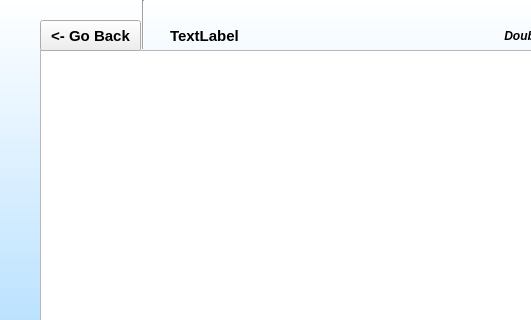
adiii-ui/MySQL-Frontend, file update_TB.ui: the form before one commit; both pictures show x 0 to 531 and y 0 to 320 of the 800 by 600 pixel window.
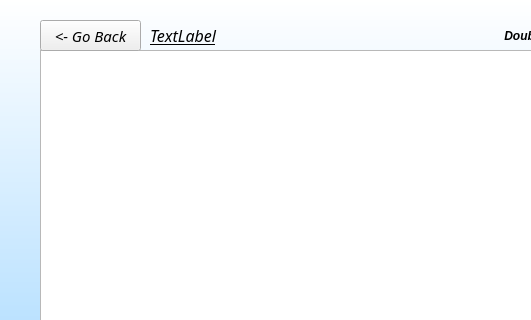
The form after the commit. Icons and pictures are not drawn.

The edit to the form file:
```diff
--- a/update_TB.ui
+++ b/update_TB.ui
@@ -733,7 +733,7 @@
      <widget class="QLabel" name="selectedTB">
       <property name="geometry">
        <rect>
-        <x>170</x>
+        <x>150</x>
         <y>20</y>
         <width>241</width>
         <height>31</height>
@@ -741,28 +741,22 @@
       </property>
       <property name="font">
        <font>
-        <pointsize>11</pointsize>
-        <weight>75</weight>
-        <bold>true</bold>
+        <family>Segoe UI Semibold</family>
+        <pointsize>12</pointsize>
+        <weight>8</weight>
+        <italic>true</italic>
+        <bold>false</bold>
+        <underline>true</underline>
        </font>
       </property>
+      <property name="styleSheet">
+       <string notr="true">font: 63 italic 12pt &quot;Segoe UI Semibold&quot;;
+text-decoration: underline;</string>
+      </property>
       <property name="text">
        <string>TextLabel</string>
       </property>
      </widget>
-     <widget class="Line" name="line">
-      <property name="geometry">
-       <rect>
-        <x>133</x>
-        <y>0</y>
-        <width>20</width>
-        <height>49</height>
-       </rect>
-      </property>
-      <property name="orientation">
-       <enum>Qt::Vertical</enum>
-      </property>
-     </widget>
      <widget class="QPushButton" name="go_back">
       <property name="geometry">
        <rect>
@@ -774,9 +768,11 @@
       </property>
       <property name="font">
        <font>
+        <family>Segoe UI Semibold</family>
         <pointsize>11</pointsize>
-        <weight>75</weight>
-        <bold>true</bold>
+        <weight>8</weight>
+        <italic>true</italic>
+        <bold>false</bold>
        </font>
       </property>
       <property name="cursor">
```
Left out of the diff: 4 changed lines with no effect on the pictures.
